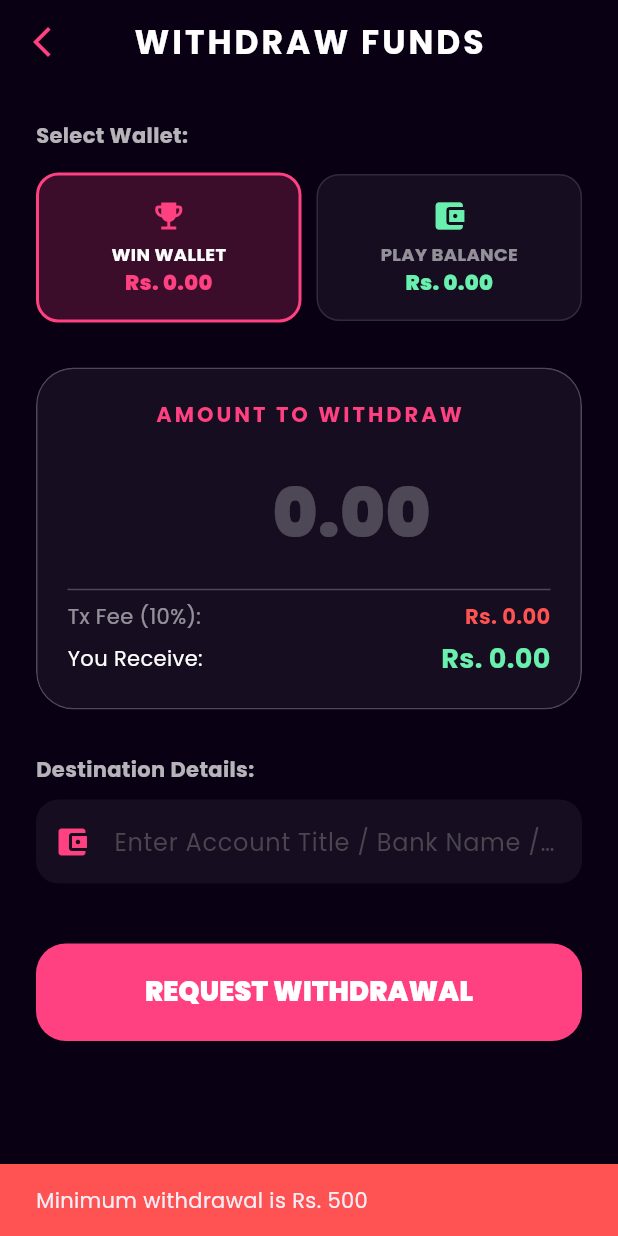
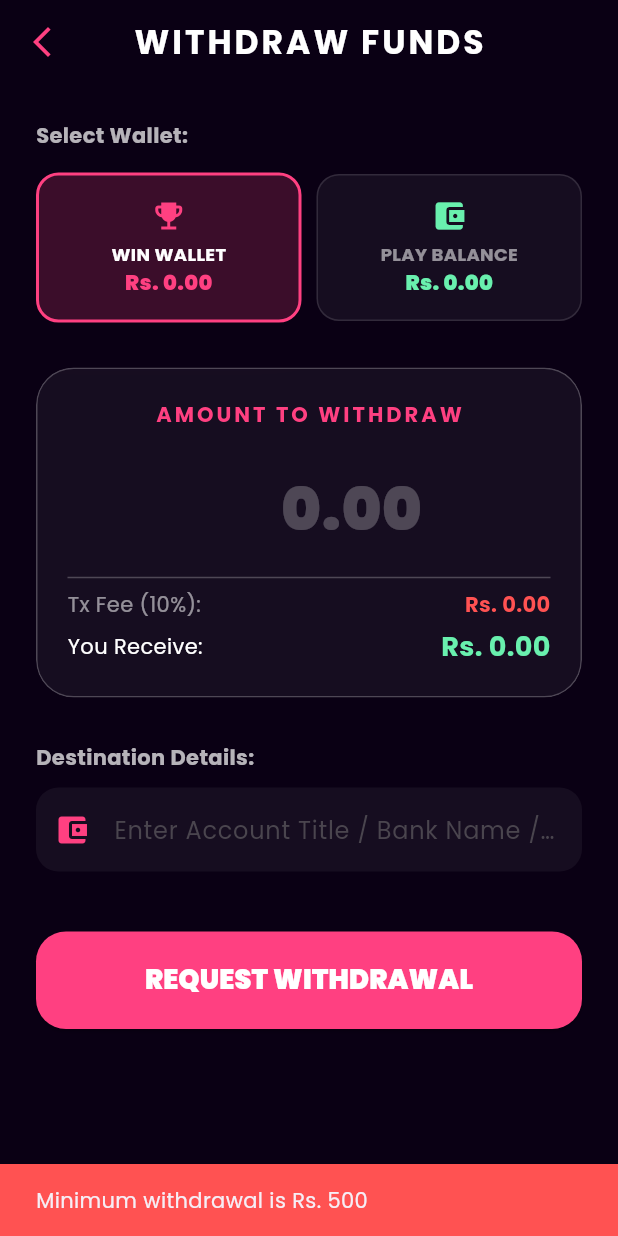
Before and after one commit to ggcwin/jp_app, a Flutter app: the WithdrawScreen screen opened directly, after a tap on "REQUEST WITHDRAWAL", on a phone screen of 412 x 824 dp. Run offline on Flutter 3.47's test engine with Material 3 defaults, Android fonts, the phone set to English and light mode, and no system bars; our stand-ins replace google_fonts, lottie, qr_flutter, shared_preferences; accounts and stored records are empty; network calls fail.

Commit message:
update availabel

```diff
--- a/lib/screens/my_tickets_screen.dart
+++ b/lib/screens/my_tickets_screen.dart
@@ -38,7 +38,7 @@ class _MyTicketsScreenState extends State<MyTicketsScreen> {
     List<dynamic> chosenNumbers = ticket['chosenNumbers'] ?? [];
     String receiptCode = ticket['receiptCode'] ?? '#000000';
     double price = (ticket['price'] ?? 0.0).toDouble();
-    bool isWon = ticket['isWon'] ?? false; // Future Admin Update ke liye
+    bool isWon = ticket['isWon'] ?? false;
 
     return Container(
       margin: const EdgeInsets.only(bottom: 15),
@@ -115,7 +115,7 @@ class _MyTicketsScreenState extends State<MyTicketsScreen> {
                 Column(
                   crossAxisAlignment: CrossAxisAlignment.end,
                   children: [
-                    // ✨ FIX: Dollar ki jagah Rs. aur 2 decimal places lagaye gaye hain
+                    // ✨ FIX: Rs. formatting applied
                     Text(
                       'Rs. ${price.toStringAsFixed(2)}',
                       style: const TextStyle(
--- a/lib/screens/withdraw_screen.dart
+++ b/lib/screens/withdraw_screen.dart
@@ -50,12 +50,15 @@ class _WithdrawScreenState extends State<WithdrawScreen> {
   }
 
   void _handleWithdraw() async {
-    // ✨ FIX: Rs. replace kiya gaya hai
-    final amountText = _amountController.text.replaceAll('Rs.', '').trim();
+    // ✨ FIX: Dollar sign aur Rs. dono ko handle kar liya
+    final amountText = _amountController.text
+        .replaceAll('\$', '')
+        .replaceAll('Rs.', '')
+        .trim();
     final amount = double.tryParse(amountText);
     final address = _addressController.text.trim();
 
-    // ✨ FIX: Minimum limit Rs. 500 kar di gayi hai
+    // ✨ FIX: Minimum limit Rs. 500 set kar di
     if (amount == null || amount < 500) {
       ScaffoldMessenger.of(context).showSnackBar(
         const SnackBar(
@@ -253,7 +256,8 @@ class _WithdrawScreenState extends State<WithdrawScreen> {
                           ),
                           textAlign: TextAlign.center,
                           style: const TextStyle(
-                            fontSize: 45, // Thora chota kiya fit karne ke liye
+                            fontSize:
+                                40, // ✨ Size thora adjust kiya taake fit ho jaye
                             fontWeight: FontWeight.w900,
                             color: Colors.white,
                           ),
@@ -261,7 +265,7 @@ class _WithdrawScreenState extends State<WithdrawScreen> {
                             border: InputBorder.none,
                             hintText: '0.00',
                             hintStyle: TextStyle(color: Colors.white24),
-                            // ✨ FIX: Prefix ab Rs. hai
+                            // ✨ FIX: Prefix Rs.
                             prefixText: 'Rs. ',
                             prefixStyle: TextStyle(
                               fontSize: 35,
```
Also changed, not shown: lib/screens/play_screen.dart (+15 -21 lines), lib/screens/ticket_receipt_screen.dart (+6 -5 lines).
